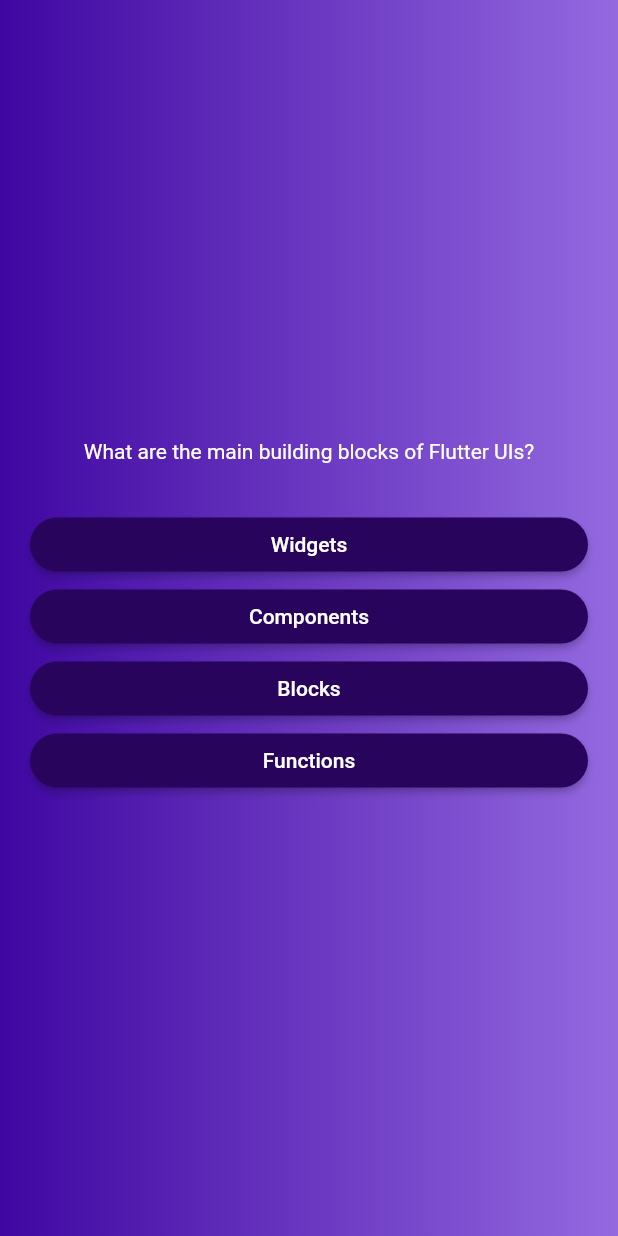
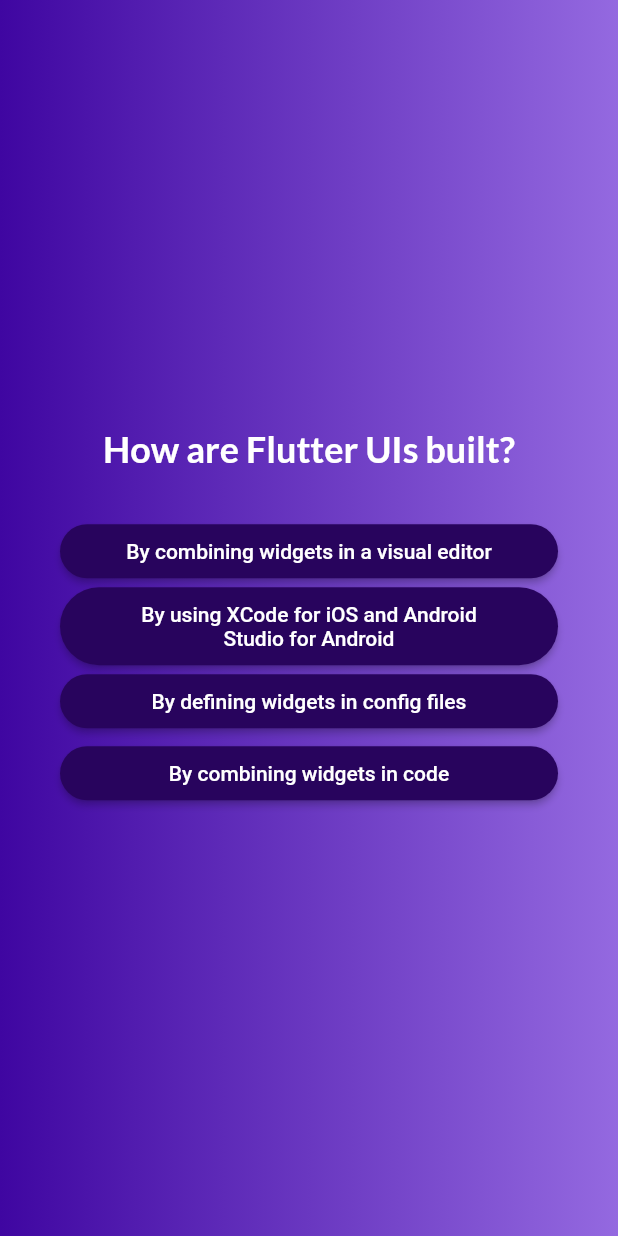
Before and after one commit to kimathi99/Quiz-App, a Flutter app: the screen it shows after launch, after a tap on "Start Quiz", after a tap on "Components", on a phone screen of 412 x 824 dp. Run offline on Flutter 3.47's test engine with Material 2 defaults, Android fonts, the light colour scheme and no system bars; our stand-ins replace google_fonts.

Commit message:
added Google fonts

```diff
--- a/lib/answerbutton.dart
+++ b/lib/answerbutton.dart
@@ -15,12 +15,15 @@
       onPressed: onTap,
       style: ElevatedButton.styleFrom(
           padding: const EdgeInsets.symmetric(vertical: 10, horizontal: 40),
-          backgroundColor: Color.fromARGB(255, 40, 4, 93),
+          backgroundColor: const Color.fromARGB(255, 40, 4, 93),
           foregroundColor: Colors.white,
           shape: RoundedRectangleBorder(
             borderRadius: BorderRadius.circular(40),
           )),
-      child: Text(answerText),
+      child: Text(
+        answerText,
+        textAlign: TextAlign.center,
+      ),
     );
   }
 }
--- a/lib/data/questions.dart
+++ b/lib/data/questions.dart
@@ -1,4 +1,4 @@
-import 'package:advanced_basics/models/quizquestions.dart';
+import 'package:advanced_basics/models/quiz_questions.dart';
 
 const questions = [
   QuizQuestion(
--- /dev/null
+++ b/lib/models/quiz_questions.dart
@@ -0,0 +1,11 @@
+class QuizQuestion {
+  const QuizQuestion(this.text, this.answers);
+  final String text;
+  final List<String> answers;
+
+  List<String> getShuffledAnswers() {
+    final shuffledList = List.of(answers);
+    shuffledList.shuffle();
+    return shuffledList;
+  }
+}
--- a/lib/models/quizquestions.dart
+++ /dev/null
@@ -1,5 +0,0 @@
-class QuizQuestion {
-  const QuizQuestion(this.text, this.answers);
-  final String text;
-  final List<String> answers;
-}
--- a/lib/questionsscreen.dart
+++ b/lib/questionsscreen.dart
@@ -1,43 +1,66 @@
 import 'package:flutter/material.dart';
 import 'package:advanced_basics/answerbutton.dart';
 import 'package:advanced_basics/data/questions.dart';
+import 'package:google_fonts/google_fonts.dart';
 
-class Questionsscreen extends StatefulWidget {
-  const Questionsscreen({Key? key}) : super(key: key);
+class QuestionsScreen extends StatefulWidget {
+  const QuestionsScreen({super.key, required this.onSelectAnswer});
 
+  final void Function(String answer) onSelectAnswer;
   @override
-  State<Questionsscreen> createState() {
-    return _QuestionsscreenState();
+  State<QuestionsScreen> createState() {
+    return _QuestionsScreenState();
   }
 }
 
-class _QuestionsscreenState extends State<Questionsscreen> {
+class _QuestionsScreenState extends State<QuestionsScreen> {
+  var currentQuestionIndex = 0;
+
+  void answerQuestion(String selectedAnswer) {
+    widget.onSelectAnswer(selectedAnswer);
+    // currentQuestionIndex = currentQuestionIndex + 1;
+    // currentQuestionIndex += 1;
+    if (currentQuestionIndex == questions.length - 1) {
+      currentQuestionIndex = 0;
+    }
+    ;
+    if (currentQuestionIndex < questions.length - 1) {
+      setState(() {
+        currentQuestionIndex++;
+      });
+    } // increments the value by 1
+  }
+
   @override
   Widget build(context) {
-    final currentQuestion = questions[0];
+    final currentQuestion = questions[currentQuestionIndex];
+
     return SizedBox(
       width: double.infinity,
       child: Container(
-        margin: const EdgeInsets.all(20),
+        margin: const EdgeInsets.all(40),
         child: Column(
           mainAxisAlignment: MainAxisAlignment.center,
           crossAxisAlignment: CrossAxisAlignment.stretch,
           children: [
             Text(
               currentQuestion.text,
-              style: const TextStyle(
+              style: GoogleFonts.lato(
                 color: Colors.white,
+                fontSize: 24,
+                fontWeight: FontWeight.bold,
               ),
               textAlign: TextAlign.center,
             ),
-            const SizedBox(
-              height: 30,
-            ),
-            // spread this as this is  a list but children
-            // will bring a problem
-            ...currentQuestion.answers.map((item) {
-              return AnswerButton(answerText: item, onTap: () {});
-            }),
+            const SizedBox(height: 30),
+            ...currentQuestion.getShuffledAnswers().map((answer) {
+              return AnswerButton(
+                answerText: answer,
+                onTap: () {
+                  answerQuestion(answer);
+                },
+              );
+            })
           ],
         ),
       ),
--- a/lib/quiz.dart
+++ b/lib/quiz.dart
@@ -1,4 +1,5 @@
 // with if statement
+import 'package:advanced_basics/data/questions.dart';
 import 'package:advanced_basics/questionsscreen.dart';
 import 'package:flutter/material.dart';
 import 'package:advanced_basics/startscreen.dart';
@@ -12,7 +13,18 @@
 }
 
 class _QuizState extends State<Quiz> {
+  List<String> selectedAnswers = [];
   var activeScreen = 'start-screen';
+
+  void chooseAnswer(String answer) {
+    selectedAnswers.add(answer);
+    if (selectedAnswers.length == questions.length) {
+      setState(() {
+        selectedAnswers = [];
+        activeScreen = 'start-screen';
+      });
+    }
+  }
 
   // Widget? activeScreen;
   // @override
@@ -32,7 +44,7 @@
   Widget build(context) {
     Widget screenWidget = StartScreen(switchScreen);
     if (activeScreen == 'questions-screen') {
-      screenWidget = const Questionsscreen();
+      screenWidget = QuestionsScreen(onSelectAnswer: chooseAnswer);
     }
 
     return (MaterialApp(
--- a/lib/startscreen.dart
+++ b/lib/startscreen.dart
@@ -1,4 +1,5 @@
 import 'package:flutter/material.dart';
+import 'package:google_fonts/google_fonts.dart';
 
 class StartScreen extends StatelessWidget {
   const StartScreen(this.startQuiz, {super.key});
@@ -20,9 +21,13 @@
           const SizedBox(
             height: 80,
           ),
-          const Text(
+          Text(
             'Learn Flutter  the fun Way!!',
-            style: TextStyle(color: Colors.white),
+            style: GoogleFonts.lato(
+              color: Colors.white,
+              fontWeight: FontWeight.bold,
+              fontSize: 34,
+            ),
           ),
           const SizedBox(
             height: 30,
--- a/pubspec.yaml
+++ b/pubspec.yaml
@@ -35,6 +35,7 @@
   # The following adds the Cupertino Icons font to your application.
   # Use with the CupertinoIcons class for iOS style icons.
   cupertino_icons: ^1.0.2
+  google_fonts: ^6.1.0
 
 dev_dependencies:
   flutter_test:
```
Also changed, not shown: lib/results_screen.dart (added), pubspec.lock, 1 other file.
